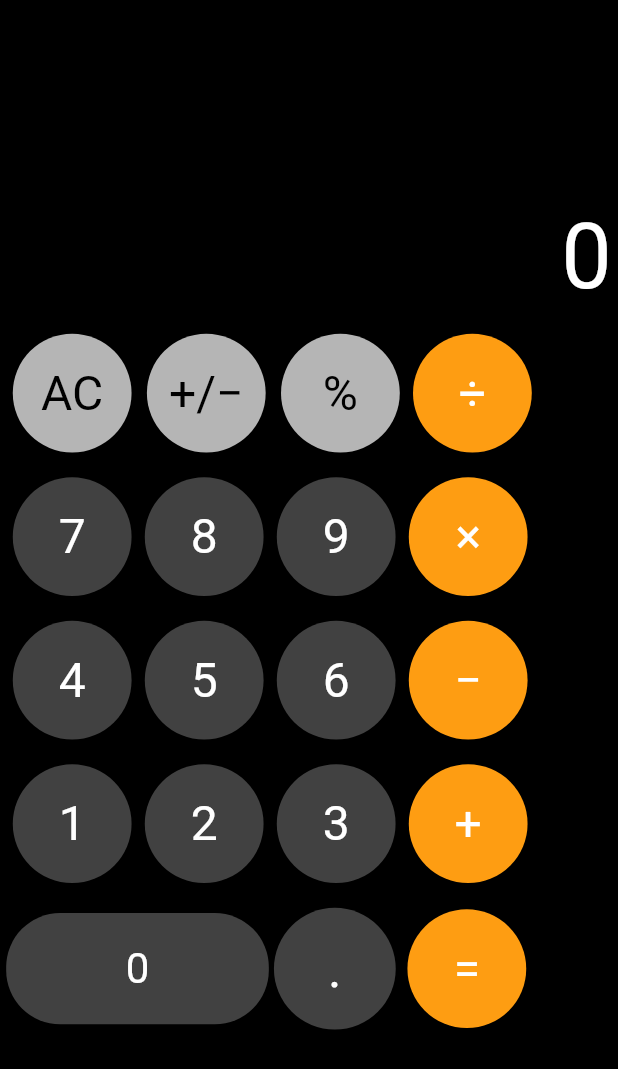
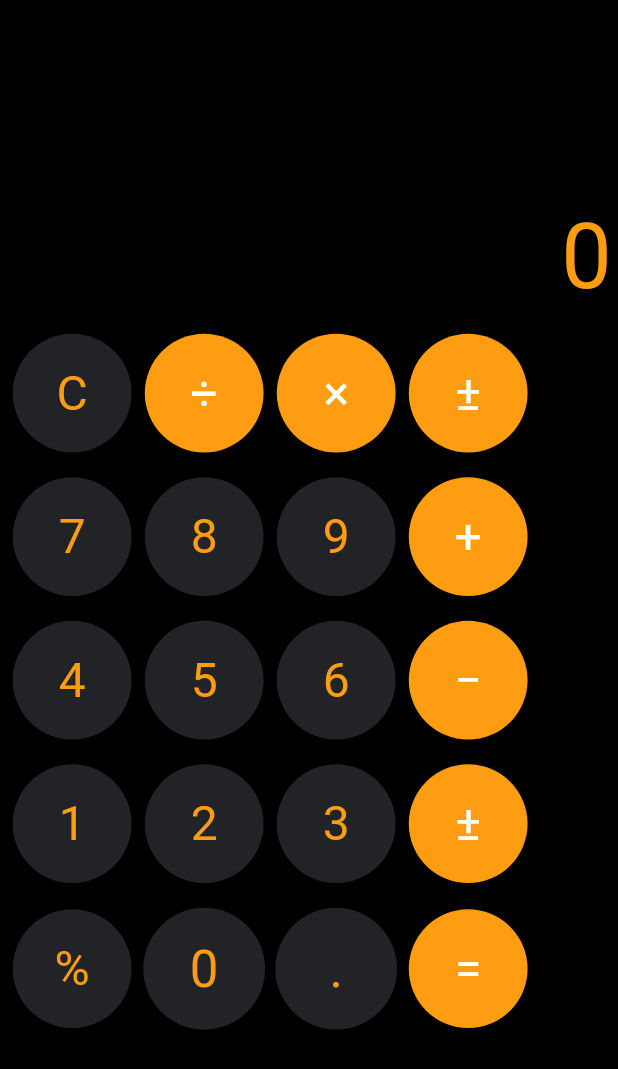
Before and after one commit to devenderbutani21/calcualtorFlutterApp, a Flutter app: the screen it shows after launch, on a phone screen of 412 x 824 dp. Shown: the top 1069 px of the screen. Run offline on Flutter 3.47's test engine with Material 2 defaults, Android fonts, the phone set to English and light mode, and no system bars.

Commit message:
Style and Functionality Changes

```diff
--- a/lib/constant_terms.dart
+++ b/lib/constant_terms.dart
@@ -4,3 +4,4 @@ import 'package:flutter/material.dart';
 const color1 = Color(0xffb5b5b5);
 const color2 = Color(0xff414141);
 const color3 = Color(0xfffe9d12);
+const color4 = Color(0xff222327);
--- a/lib/main.dart
+++ b/lib/main.dart
@@ -85,7 +85,7 @@ class _MyCalcPageState extends State<MyCalcPage> {
                           style: TextStyle(
                               // Styling the text
                               fontSize: 60.0 * curScaleFactor,
-                              color: Colors.white),
+                              color: color3),
                           textAlign: TextAlign.right,
                         ),
                       ),
@@ -95,7 +95,9 @@ class _MyCalcPageState extends State<MyCalcPage> {
               ),
             ),
             SizedBox(
-              height: mediaQuery.size.height < 350 ? (mediaQuery.size.height - mediaQuery.padding.top) * 0.004 :(mediaQuery.size.height - mediaQuery.padding.top) * 0.02,
+              height: mediaQuery.size.height < 350
+                  ? (mediaQuery.size.height - mediaQuery.padding.top) * 0.004
+                  : (mediaQuery.size.height - mediaQuery.padding.top) * 0.02,
             ),
             Container(
               margin: EdgeInsets.only(
@@ -109,9 +111,9 @@ class _MyCalcPageState extends State<MyCalcPage> {
                     child: RawMaterialButton(
                       child: FittedBox(
                         child: Text(
-                          'AC',
+                          'C',
                           style: TextStyle(
-                              color: Colors.black,
+                              color: color3,
                               fontSize: mediaQuery.size.shortestSide < 350
                                   ? 28 * mediaQuery.textScaleFactor
                                   : 32 * mediaQuery.textScaleFactor),
@@ -123,20 +125,22 @@ class _MyCalcPageState extends State<MyCalcPage> {
                         });
                       },
                       elevation: 2.0,
-                      fillColor: color1,
+                      fillColor: Color(0xff222327),
                       padding:
                           EdgeInsets.all(mediaQuery.size.shortestSide / 20),
                       shape: CircleBorder(),
                     ),
                   ),
+                  ButtonType1("÷", mediaQuery, _onButtonPressed1, color3,Colors.white),
+                  ButtonType1("×", mediaQuery, _onButtonPressed1, color3,Colors.white),
                   Flexible(
                     flex: 1,
                     child: RawMaterialButton(
                       child: FittedBox(
                         child: Text(
-                          '+/−',
+                          '±',
                           style: TextStyle(
-                              color: Colors.black,
+                              color: Colors.white,
                               fontSize: mediaQuery.size.shortestSide < 350
                                   ? 28 * mediaQuery.textScaleFactor
                                   : 32 * mediaQuery.textScaleFactor),
@@ -149,12 +153,109 @@ class _MyCalcPageState extends State<MyCalcPage> {
                         });
                       },
                       elevation: 2.0,
-                      fillColor: color1,
+                      fillColor: color3,
                       padding:
                           EdgeInsets.all(mediaQuery.size.shortestSide / 20),
                       shape: CircleBorder(),
                     ),
                   ),
+                ],
+              ),
+            ),
+            SizedBox(
+              height: mediaQuery.size.height < 350
+                  ? (mediaQuery.size.height - mediaQuery.padding.top) * 0.004
+                  : (mediaQuery.size.height - mediaQuery.padding.top) * 0.02,
+            ),
+            Container(
+              margin: EdgeInsets.only(
+                right: mediaQuery.size.width * 0.01,
+                left: mediaQuery.size.width * 0.01,
+              ),
+              child: Row(
+                children: <Widget>[
+                  ButtonType1("7", mediaQuery, _onButtonPressed, color4,color3),
+                  ButtonType1("8", mediaQuery, _onButtonPressed, color4,color3),
+                  ButtonType1("9", mediaQuery, _onButtonPressed, color4,color3),
+                  ButtonType1("+", mediaQuery, _onButtonPressed1, color3, Colors.white),
+                ],
+              ),
+            ),
+            SizedBox(
+              height: mediaQuery.size.height < 350
+                  ? (mediaQuery.size.height - mediaQuery.padding.top) * 0.004
+                  : (mediaQuery.size.height - mediaQuery.padding.top) * 0.02,
+            ),
+            Container(
+              margin: EdgeInsets.only(
+                right: mediaQuery.size.width * 0.01,
+                left: mediaQuery.size.width * 0.01,
+              ),
+              child: Row(
+                children: <Widget>[
+                  ButtonType1("4", mediaQuery, _onButtonPressed, color4,color3),
+                  ButtonType1("5", mediaQuery, _onButtonPressed, color4,color3),
+                  ButtonType1("6", mediaQuery, _onButtonPressed, color4,color3),
+                  ButtonType1("−", mediaQuery, _onButtonPressed1, color3, Colors.white),
+                ],
+              ),
+            ),
+            SizedBox(
+              height: mediaQuery.size.height < 350
+                  ? (mediaQuery.size.height - mediaQuery.padding.top) * 0.004
+                  : (mediaQuery.size.height - mediaQuery.padding.top) * 0.02,
+            ),
+            Container(
+              margin: EdgeInsets.only(
+                right: mediaQuery.size.width * 0.01,
+                left: mediaQuery.size.width * 0.01,
+              ),
+              child: Row(
+                children: <Widget>[
+                  ButtonType1("1", mediaQuery, _onButtonPressed, color4, color3),
+                  ButtonType1("2", mediaQuery, _onButtonPressed, color4,color3),
+                  ButtonType1("3", mediaQuery, _onButtonPressed, color4,color3),
+                  Flexible(
+                    flex: 1,
+                    child: RawMaterialButton(
+                      child: FittedBox(
+                        child: Text(
+                          '±',
+                          style: TextStyle(
+                              color: Colors.white,
+                              fontSize: mediaQuery.size.shortestSide < 350
+                                  ? 28 * mediaQuery.textScaleFactor
+                                  : 32 * mediaQuery.textScaleFactor),
+                        ),
+                      ),
+                      onPressed: () {
+                        var val = -1 * (int.parse(_ansStr));
+                        setState(() {
+                          _ansStr = val.toString();
+                        });
+                      },
+                      elevation: 2.0,
+                      fillColor: color3,
+                      padding:
+                          EdgeInsets.all(mediaQuery.size.shortestSide / 20),
+                      shape: CircleBorder(),
+                    ),
+                  ),
+                ],
+              ),
+            ),
+            SizedBox(
+              height: mediaQuery.size.height < 350
+                  ? (mediaQuery.size.height - mediaQuery.padding.top) * 0.004
+                  : (mediaQuery.size.height - mediaQuery.padding.top) * 0.02,
+            ),
+            Container(
+              margin: EdgeInsets.only(
+                right: mediaQuery.size.width * 0.01,
+                left: mediaQuery.size.width * 0.01,
+              ),
+              child: Row(
+                children: <Widget>[
                   Flexible(
                     flex: 1,
                     child: RawMaterialButton(
@@ -162,7 +263,7 @@ class _MyCalcPageState extends State<MyCalcPage> {
                         child: Text(
                           '%',
                           style: TextStyle(
-                              color: Colors.black,
+                              color: color3,
                               fontSize: mediaQuery.size.shortestSide < 350
                                   ? 28 * mediaQuery.textScaleFactor
                                   : 32 * mediaQuery.textScaleFactor),
@@ -196,88 +297,20 @@ class _MyCalcPageState extends State<MyCalcPage> {
                         });
                       },
                       elevation: 2.0,
-                      fillColor: color1,
+                      fillColor: color4,
                       padding:
                           EdgeInsets.all(mediaQuery.size.shortestSide / 20),
                       shape: CircleBorder(),
                     ),
                   ),
-                  ButtonType1("÷", mediaQuery, _onButtonPressed1, color3),
-                ],
-              ),
-            ),
-            SizedBox(
-              height: mediaQuery.size.height < 350 ? (mediaQuery.size.height - mediaQuery.padding.top) * 0.004 :(mediaQuery.size.height - mediaQuery.padding.top) * 0.02,
-            ),
-            Container(
-              margin: EdgeInsets.only(
-                right: mediaQuery.size.width * 0.01,
-                left: mediaQuery.size.width * 0.01,
-              ),
-              child: Row(
-                children: <Widget>[
-                  ButtonType1("7", mediaQuery, _onButtonPressed, color2),
-                  ButtonType1("8", mediaQuery, _onButtonPressed, color2),
-                  ButtonType1("9", mediaQuery, _onButtonPressed, color2),
-                  ButtonType1("×", mediaQuery, _onButtonPressed1, color3),
-                ],
-              ),
-            ),
-            SizedBox(
-              height: mediaQuery.size.height < 350 ? (mediaQuery.size.height - mediaQuery.padding.top) * 0.004 :(mediaQuery.size.height - mediaQuery.padding.top) * 0.02,
-            ),
-            Container(
-              margin: EdgeInsets.only(
-                right: mediaQuery.size.width * 0.01,
-                left: mediaQuery.size.width * 0.01,
-              ),
-              child: Row(
-                children: <Widget>[
-                  ButtonType1("4", mediaQuery, _onButtonPressed, color2),
-                  ButtonType1("5", mediaQuery, _onButtonPressed, color2),
-                  ButtonType1("6", mediaQuery, _onButtonPressed, color2),
-                  ButtonType1("−", mediaQuery, _onButtonPressed1, color3),
-                ],
-              ),
-            ),
-            SizedBox(
-              height: mediaQuery.size.height < 350 ? (mediaQuery.size.height - mediaQuery.padding.top) * 0.004 :(mediaQuery.size.height - mediaQuery.padding.top) * 0.02,
-            ),
-            Container(
-              margin: EdgeInsets.only(
-                right: mediaQuery.size.width * 0.01,
-                left: mediaQuery.size.width * 0.01,
-              ),
-              child: Row(
-                children: <Widget>[
-                  ButtonType1("1", mediaQuery, _onButtonPressed, color2),
-                  ButtonType1("2", mediaQuery, _onButtonPressed, color2),
-                  ButtonType1("3", mediaQuery, _onButtonPressed, color2),
-                  ButtonType1("+", mediaQuery, _onButtonPressed1, color3),
-                ],
-              ),
-            ),
-            SizedBox(
-              height: mediaQuery.size.height < 350 ? (mediaQuery.size.height - mediaQuery.padding.top) * 0.004 :(mediaQuery.size.height - mediaQuery.padding.top) * 0.02,
-            ),
-            Container(
-              margin: EdgeInsets.only(
-                right: mediaQuery.size.width * 0.01,
-                left: mediaQuery.size.width * 0.01,
-              ),
-              child: Row(
-                children: <Widget>[
-                  Container(
-                    width: mediaQuery.size.width * 0.425,
-                    child: Expanded(
-                      flex: 3,
+                  Flexible(
+                    flex: 1,
                     child: RawMaterialButton(
                       child: FittedBox(
                         child: Text(
                           '0',
                           style: TextStyle(
-                                color: Colors.white,
-                                fontSize: 28 * curScaleFactor),
+                              color: color3, fontSize: 34 * curScaleFactor),
                         ),
                       ),
                       onPressed: () {
@@ -288,13 +321,10 @@ class _MyCalcPageState extends State<MyCalcPage> {
                         });
                       },
                       elevation: 2.0,
-                        fillColor: color2,
+                      fillColor: color4,
                       padding:
                           EdgeInsets.all(mediaQuery.size.shortestSide / 20),
-                        shape: RoundedRectangleBorder(
-                            borderRadius:
-                                BorderRadius.circular(36.0 * curScaleFactor)),
-                      ),
+                      shape: CircleBorder(),
                     ),
                   ),
                   Flexible(
@@ -304,8 +334,7 @@ class _MyCalcPageState extends State<MyCalcPage> {
                         child: Text(
                           '.',
                           style: TextStyle(
-                              color: Colors.white,
-                              fontSize: 34 * curScaleFactor),
+                              color: color3, fontSize: 34 * curScaleFactor),
                         ),
                       ),
                       onPressed: () {
@@ -320,7 +349,7 @@ class _MyCalcPageState extends State<MyCalcPage> {
                         });
                       },
                       elevation: 2.0,
-                      fillColor: color2,
+                      fillColor: color4,
                       padding:
                           EdgeInsets.all(mediaQuery.size.shortestSide / 20),
                       shape: CircleBorder(),
--- a/lib/widgets/buttonType1.dart
+++ b/lib/widgets/buttonType1.dart
@@ -1,12 +1,14 @@
 import 'package:flutter/material.dart';
+import '../constant_terms.dart';
 
 class ButtonType1 extends StatefulWidget {
   final String val;
   final MediaQueryData mediaQuery;
   final Function callBack;
-  final Color color;
+  final Color colorBg;
+  final Color colorText;
 
-  ButtonType1(this.val, this.mediaQuery, this.callBack, this.color);
+  ButtonType1(this.val, this.mediaQuery, this.callBack, this.colorBg,this.colorText);
 
   @override
   _ButtonType1State createState() => _ButtonType1State();
@@ -22,7 +24,7 @@ class _ButtonType1State extends State<ButtonType1> {
           child: Text(
             widget.val,
             style: TextStyle(
-                color: Colors.white,
+                color: widget.colorText,
                 fontSize: widget.mediaQuery.size.shortestSide < 350
                     ? 28 * widget.mediaQuery.textScaleFactor
                     : 32 * widget.mediaQuery.textScaleFactor),
@@ -30,7 +32,7 @@ class _ButtonType1State extends State<ButtonType1> {
         ),
         onPressed: () => widget.callBack(widget.val),
         elevation: 2.0,
-        fillColor: widget.color,
+        fillColor: widget.colorBg,
         padding: EdgeInsets.all(widget.mediaQuery.size.shortestSide / 20),
         shape: CircleBorder(),
       ),
```
Lines whose indentation alone changed are shown as unchanged.
